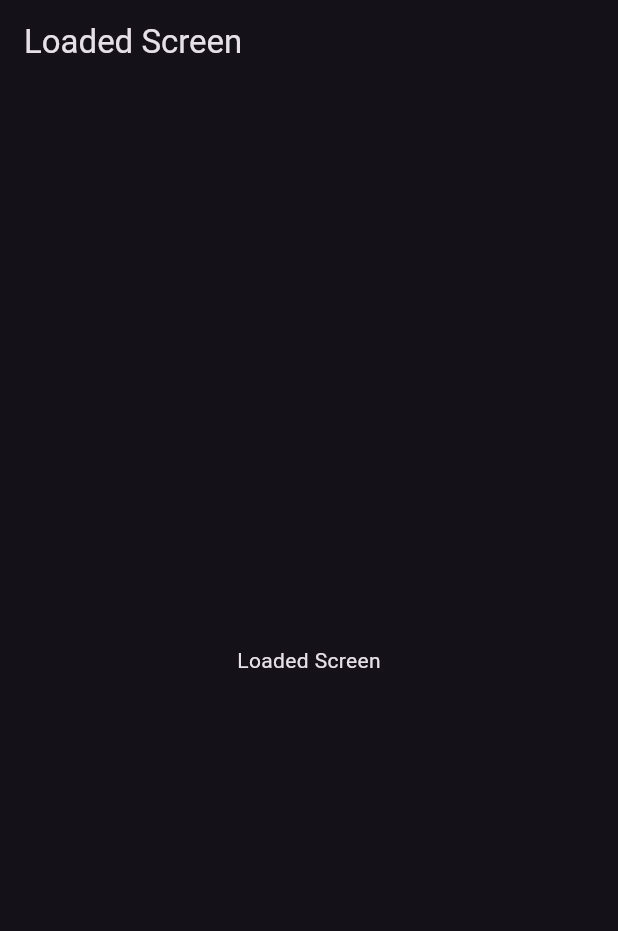
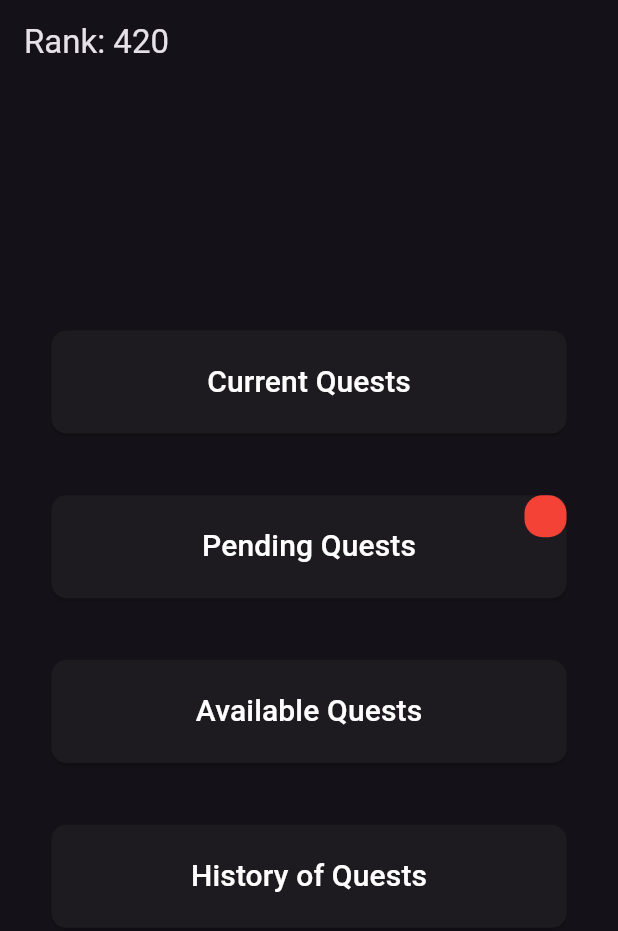
Before and after one commit to stayros130/Flutter_training, a Flutter app: the screen it shows after launch, on a phone screen of 412 x 824 dp. Shown: the top 931 px of the screen. Run offline on Flutter 3.47's test engine with Material 3 defaults, Android fonts, the phone set to English and light mode, and no system bars; our stand-ins replace google_fonts, transparent_image.

Commit message:
Made student's main screen and custom button widget

```diff
--- a/uniwa_quest/lib/screens/loading_screen.dart
+++ b/uniwa_quest/lib/screens/loading_screen.dart
@@ -1,5 +1,6 @@
 import 'package:flutter/material.dart';
 import 'package:uniwa_quest/screens/loaded_screen.dart';
+import 'package:uniwa_quest/screens/student_main_screen.dart';
 
 class LoadingScreen extends StatelessWidget {
  const LoadingScreen({super.key});
@@ -14,7 +15,8 @@ class LoadingScreen extends StatelessWidget {
       isLoading = false;
       Navigator.pushReplacement(
         context,
-        MaterialPageRoute(builder: (context) => const LoadedScreen()),
+        //MaterialPageRoute(builder: (context) => LoadedScreen()),  //left for testing
+        MaterialPageRoute(builder: (context) => StudentMainScreen()),
       );
     });
 
--- /dev/null
+++ b/uniwa_quest/lib/screens/student_main_screen.dart
@@ -0,0 +1,67 @@
+import 'package:flutter/material.dart';
+import 'package:uniwa_quest/widgets/custom_button.dart';
+
+class StudentMainScreen extends StatelessWidget {
+  StudentMainScreen({super.key});
+
+  int dummyXp = 420;
+  bool notification = true;
+  Color notificationColor = Colors.red;
+
+  @override
+  build(BuildContext context) {
+    if (!notification) notificationColor = Colors.transparent;
+
+    return Scaffold(
+      appBar: AppBar(
+        title: Text('Rank: $dummyXp'),
+      ),
+      body: Center(
+        child: Column(
+          mainAxisAlignment: MainAxisAlignment.center,
+          children: [
+            CustomButton(
+              buttonText: 'Current Quests',
+              onPressed: () {},
+            ),
+            SizedBox(
+                height:MediaQuery.of(context).size.height / 20), // Add some space
+            Stack(
+              children: [
+                CustomButton(
+                  buttonText: 'Pending Quests',
+                  onPressed: () {},
+                ),
+                Positioned(
+                  right: 0,
+                  child: Container(
+                    padding: const EdgeInsets.all(2),
+                    decoration: BoxDecoration(
+                      color: notificationColor,
+                      borderRadius: BorderRadius.circular(12),
+                    ),
+                    constraints: const BoxConstraints(
+                      minWidth: 28,
+                      minHeight: 28,
+                    ),
+                  ),
+                ),
+              ],
+            ),
+            SizedBox(height: MediaQuery.of(context).size.height/20), // Add some space
+            CustomButton(
+              buttonText: 'Available Quests',
+              onPressed: (){},
+            ),
+            SizedBox(height: MediaQuery.of(context).size.height/20), // Add some space
+            CustomButton(
+              buttonText: 'History of Quests',
+              onPressed: (){},
+            ),
+            SizedBox(height: MediaQuery.of(context).size.height/20), // Add some space
+          ],
+        ),
+      ),
+    );
+  }
+}
--- /dev/null
+++ b/uniwa_quest/lib/widgets/custom_button.dart
@@ -0,0 +1,31 @@
+import 'package:flutter/material.dart';
+
+class CustomButton extends StatelessWidget {
+  final String buttonText;
+  final VoidCallback onPressed;
+
+  CustomButton({required this.buttonText, required this.onPressed});
+
+  @override
+  Widget build(BuildContext context) {
+    return SizedBox(
+      height: MediaQuery.of(context).size.height / 12,
+      width: MediaQuery.of(context).size.width / 1.2,
+      child: ElevatedButton(
+        style: ElevatedButton.styleFrom(
+          shape: RoundedRectangleBorder(
+            borderRadius: BorderRadius.circular(10.0),
+          ),
+        ),
+        onPressed: onPressed,
+        child: Text(
+          buttonText,
+          style: const TextStyle(
+            fontSize: 20.0,
+            color: Colors.white,
+          ),
+        ),
+      ),
+    );
+  }
+}
```
